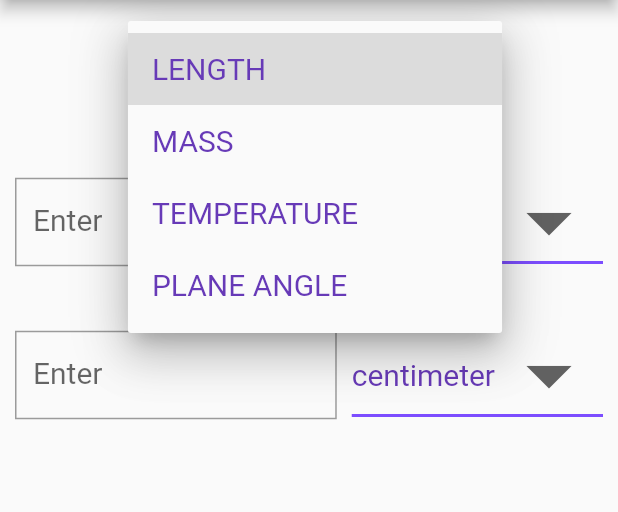
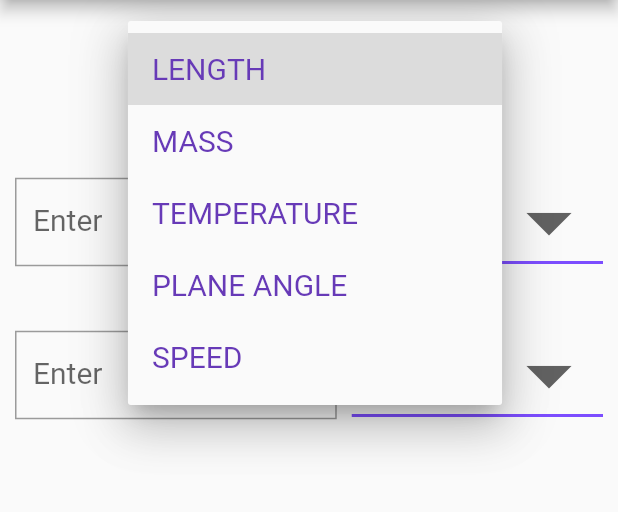
Before and after one commit to Shyam-Sundar-Bharathi/FlutterProjects, a Flutter app: the unitconversion screen opened by its route, after a tap on "LENGTH", on a phone screen of 412 x 824 dp, the part 84-596 px from its top. Run offline on Flutter 3.47's test engine with Material 2 defaults, Android fonts, the phone set to English and light mode, and no system bars; our stand-ins replace flutter_spinkit, math_expressions.

Commit message:
speed added to unit conv

```diff
--- a/dream_calc/lib/screens/unitScreen.dart
+++ b/dream_calc/lib/screens/unitScreen.dart
@@ -16,12 +16,13 @@ class _unitconversionState extends State<unitconversion> {
   TextEditingController userInputOne = new TextEditingController();
   TextEditingController userInputTwo = new TextEditingController();
   String unitElementsValue = "LENGTH";
-  List<String> unitElements = ["LENGTH","MASS","TEMPERATURE","PLANE ANGLE"];
+  List<String> unitElements = ["LENGTH","MASS","TEMPERATURE","PLANE ANGLE","SPEED"];
   Map unitChoices = {
     'LENGTH' : ['meter','centimeter','kilometer','inch','feet','mile','millimeter'],
     'MASS' : ['kilogram','gram','milligram','tonne','pound', 'ounce'],
     'TEMPERATURE' : ['celcius','kelvin','farenheit'],
     'PLANE ANGLE' : ['degree','radian','gradian','minute','second'],
+    'SPEED' : ['meter per second', 'kilometer per hour', 'mile per hour', 'foot per second']
   };
   String unitChoiceOne='';
   String unitChoiceTwo='';
@@ -133,6 +134,7 @@ class _unitconversionState extends State<unitconversion> {
                       onChanged: (String newValue) {
                         setState(() {
                           unitChoiceOne = newValue;
+                          userInputTwo.text = convert(unitElementsValue, unitChoiceOne, unitChoiceTwo, userInputOne.text);
                         });
                       },
                       items: unitChoices[unitElementsValue].map<DropdownMenuItem<String>>((String value) {
@@ -194,6 +196,7 @@ class _unitconversionState extends State<unitconversion> {
                       onChanged: (String newValue) {
                         setState(() {
                           unitChoiceTwo = newValue;
+                          userInputOne.text = convert(unitElementsValue, unitChoiceTwo, unitChoiceOne, userInputTwo.text);
                         });
                       },
                       items: unitChoices[unitElementsValue].map<DropdownMenuItem<String>>((String value) {
```
Also changed, not shown: dream_calc/lib/calcs/unitCalc.dart (+26 -2 lines).
